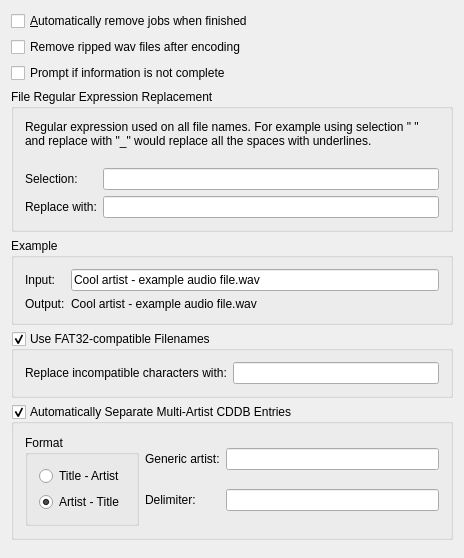
Qt form general.ui (KDE/kaudiocreator) before a commit.
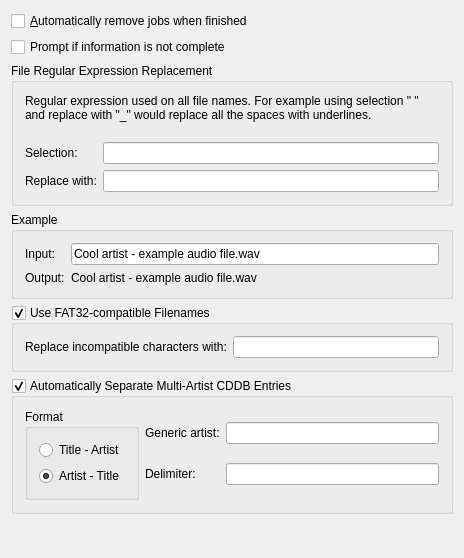
The same form after that commit. Custom widgets are drawn as their Qt base class.

Diff of the .ui file:
```diff
--- a/general.ui
+++ b/general.ui
@@ -21,16 +21,6 @@
      </property>
     </widget>
    </item>
-   <item>
-    <widget class="QCheckBox" name="kcfg_removeRippedWavs">
-     <property name="toolTip">
-      <string>After encoding, remove wav files that were ripped from CD (files encoded from disk are always kept.)</string>
-     </property>
-     <property name="text">
-      <string>Remove ripped wav files after encoding</string>
-     </property>
-    </widget>
-   </item>
    <item>
     <widget class="QCheckBox" name="kcfg_promptIfIncompleteInfo">
      <property name="text">
```
